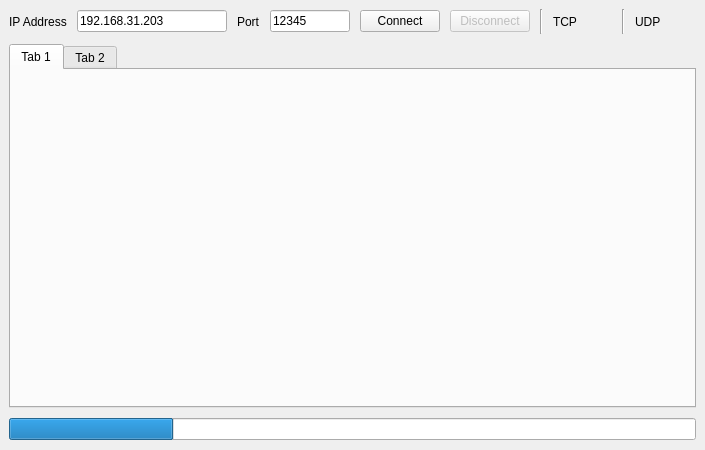
Before: the Qt Designer form SkyPluseDrone_GroundStation/mainwindow.ui in antoniotian/SkyPluseDrone, drawn with Qt 5.
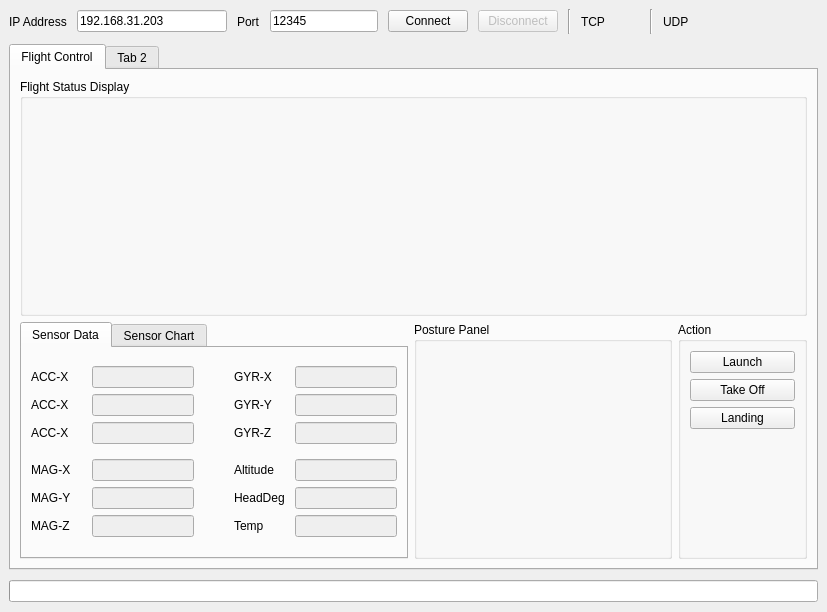
After: the same form once the commit is applied. The open tabs and pages were chosen to show the change. Icons and pictures are not drawn.

What changed in the file:
```diff
--- a/SkyPluseDrone_GroundStation/mainwindow.ui
+++ b/SkyPluseDrone_GroundStation/mainwindow.ui
@@ -6,8 +6,8 @@
    <rect>
     <x>0</x>
     <y>0</y>
-    <width>672</width>
-    <height>450</height>
+    <width>827</width>
+    <height>612</height>
    </rect>
   </property>
   <property name="windowTitle">
@@ -195,8 +195,521 @@
         </property>
         <widget class="QWidget" name="tab_Flight_Control">
          <attribute name="title">
-          <string>Tab 1</string>
+          <string>Flight Control</string>
          </attribute>
+         <layout class="QGridLayout" name="gridLayout_3">
+          <item row="0" column="0">
+           <layout class="QVBoxLayout" name="verticalLayout_2" stretch="1,1">
+            <item>
+             <widget class="QGroupBox" name="groupBox_Flight_Status_Display">
+              <property name="title">
+               <string>Flight Status Display</string>
+              </property>
+              <layout class="QGridLayout" name="gridLayout_5">
+               <item row="0" column="0">
+                <layout class="QHBoxLayout" name="horizontalLayout_21">
+                 <item>
+                  <widget class="QWidget" name="widget_3D_Display" native="true"/>
+                 </item>
+                 <item>
+                  <widget class="QWidget" name="widget_Gradienter" native="true"/>
+                 </item>
+                </layout>
+               </item>
+              </layout>
+             </widget>
+            </item>
+            <item>
+             <layout class="QHBoxLayout" name="horizontalLayout_6" stretch="3,2,1">
+              <item>
+               <widget class="QTabWidget" name="tabWidget_Sensor_Display">
+                <property name="currentIndex">
+                 <number>1</number>
+                </property>
+                <widget class="QWidget" name="tab_Sensor_Data">
+                 <attribute name="title">
+                  <string>Sensor Data</string>
+                 </attribute>
+                 <layout class="QVBoxLayout" name="verticalLayout_8">
+                  <item>
+                   <layout class="QHBoxLayout" name="horizontalLayout_13">
+                    <item>
+                     <layout class="QVBoxLayout" name="verticalLayout_4">
+                      <item>
+                       <layout class="QHBoxLayout" name="horizontalLayout_7" stretch="1,2">
+                        <item>
+                         <widget class="QLabel" name="label_ACC_X">
+                          <property name="minimumSize">
+                           <size>
+                            <width>55</width>
+                            <height>0</height>
+                           </size>
+                          </property>
+                          <property name="text">
+                           <string>ACC-X</string>
+                          </property>
+                         </widget>
+                        </item>
+                        <item>
+                         <widget class="QLineEdit" name="lineEdit_ACC_X">
+                          <property name="enabled">
+                           <bool>false</bool>
+                          </property>
+                          <property name="frame">
+                           <bool>true</bool>
+                          </property>
+                          <property name="readOnly">
+                           <bool>true</bool>
+                          </property>
+                         </widget>
+                        </item>
+                       </layout>
+                      </item>
+                      <item>
+                       <layout class="QHBoxLayout" name="horizontalLayout_8" stretch="1,2">
+                        <item>
+                         <widget class="QLabel" name="label_ACC_Y">
+                          <property name="minimumSize">
+                           <size>
+                            <width>55</width>
+                            <height>0</height>
+                           </size>
+                          </property>
+                          <property name="text">
+                           <string>ACC-X</string>
+                          </property>
+                         </widget>
+                        </item>
+                        <item>
+                         <widget class="QLineEdit" name="lineEdit_ACC_Y">
+                          <property name="enabled">
+                           <bool>false</bool>
+                          </property>
+                          <property name="frame">
+                           <bool>true</bool>
+                          </property>
+                          <property name="readOnly">
+                           <bool>true</bool>
+                          </property>
+                         </widget>
+                        </item>
+                       </layout>
+                      </item>
+                      <item>
+                       <layout class="QHBoxLayout" name="horizontalLayout_9" stretch="1,2">
+                        <item>
+                         <widget class="QLabel" name="label_ACC_Z">
+                          <property name="minimumSize">
+                           <size>
+                            <width>55</width>
+                            <height>0</height>
+                           </size>
+                          </property>
+                          <property name="text">
+                           <string>ACC-X</string>
+                          </property>
+                         </widget>
+                        </item>
+                        <item>
+                         <widget class="QLineEdit" name="lineEdit_ACC_Z">
+                          <property name="enabled">
+                           <bool>false</bool>
+                          </property>
+                          <property name="frame">
+                           <bool>true</bool>
+                          </property>
+                          <property name="readOnly">
+                           <bool>true</bool>
+                          </property>
+                         </widget>
+                        </item>
+                       </layout>
+                      </item>
+                     </layout>
+                    </item>
+                    <item>
+                     <spacer name="horizontalSpacer_2">
+                      <property name="orientation">
+                       <enum>Qt::Horizontal</enum>
+                      </property>
+                      <property name="sizeHint" stdset="0">
+                       <size>
+                        <width>40</width>
+                        <height>20</height>
+                       </size>
+                      </property>
+                     </spacer>
+                    </item>
+                    <item>
+                     <layout class="QVBoxLayout" name="verticalLayout_5">
+                      <item>
+                       <layout class="QHBoxLayout" name="horizontalLayout_10" stretch="1,2">
+                        <item>
+                         <widget class="QLabel" name="label_GYR_X">
+                          <property name="minimumSize">
+                           <size>
+                            <width>55</width>
+                            <height>0</height>
+                           </size>
+                          </property>
+                          <property name="text">
+                           <string>GYR-X</string>
+                          </property>
+                         </widget>
+                        </item>
+                        <item>
+                         <widget class="QLineEdit" name="lineEdit_GYR_X">
+                          <property name="enabled">
+                           <bool>false</bool>
+                          </property>
+                          <property name="frame">
+                           <bool>true</bool>
+                          </property>
+                          <property name="readOnly">
+                           <bool>true</bool>
+                          </property>
+                         </widget>
+                        </item>
+                       </layout>
+                      </item>
+                      <item>
+                       <layout class="QHBoxLayout" name="horizontalLayout_11" stretch="1,2">
+                        <item>
+                         <widget class="QLabel" name="label_GYR_Y">
+                          <property name="minimumSize">
+                           <size>
+                            <width>55</width>
+                            <height>0</height>
+                           </size>
+                          </property>
+                          <property name="text">
+                           <string>GYR-Y</string>
+                          </property>
+                         </widget>
+                        </item>
+                        <item>
+                         <widget class="QLineEdit" name="lineEdit_GYR_Y">
+                          <property name="enabled">
+                           <bool>false</bool>
+                          </property>
+                          <property name="frame">
+                           <bool>true</bool>
+                          </property>
+                          <property name="readOnly">
+                           <bool>true</bool>
+                          </property>
+                         </widget>
+                        </item>
+                       </layout>
+                      </item>
+                      <item>
+                       <layout class="QHBoxLayout" name="horizontalLayout_12" stretch="1,2">
+                        <item>
+                         <widget class="QLabel" name="label_GYR_Z">
+                          <property name="minimumSize">
+                           <size>
+                            <width>55</width>
+                            <height>0</height>
+                           </size>
+                          </property>
+                          <property name="text">
+                           <string>GYR-Z</string>
+                          </property>
+                         </widget>
+                        </item>
+                        <item>
+                         <widget class="QLineEdit" name="lineEdit_GYR_Z">
+                          <property name="enabled">
+                           <bool>false</bool>
+                          </property>
+                          <property name="frame">
+                           <bool>true</bool>
+                          </property>
+                          <property name="readOnly">
+                           <bool>true</bool>
+                          </property>
+                         </widget>
+                        </item>
+                       </layout>
+                      </item>
+                     </layout>
+                    </item>
+                   </layout>
+                  </item>
+                  <item>
+                   <layout class="QHBoxLayout" name="horizontalLayout_14">
+                    <item>
+                     <layout class="QVBoxLayout" name="verticalLayout_6">
+                      <item>
+                       <layout class="QHBoxLayout" name="horizontalLayout_15" stretch="1,2">
+                        <item>
+                         <widget class="QLabel" name="label_MAG_X">
+                          <property name="minimumSize">
+                           <size>
+                            <width>55</width>
+                            <height>0</height>
+                           </size>
+                          </property>
+                          <property name="text">
+                           <string>MAG-X</string>
+                          </property>
+                         </widget>
+                        </item>
+                        <item>
+                         <widget class="QLineEdit" name="lineEdit_MAG_X">
+                          <property name="enabled">
+                           <bool>false</bool>
+                          </property>
+                          <property name="frame">
+                           <bool>true</bool>
+                          </property>
+                          <property name="readOnly">
+                           <bool>true</bool>
+                          </property>
+                         </widget>
+                        </item>
+                       </layout>
+                      </item>
+                      <item>
+                       <layout class="QHBoxLayout" name="horizontalLayout_16" stretch="1,2">
+                        <item>
+                         <widget class="QLabel" name="label_MAG_Y">
+                          <property name="minimumSize">
+                           <size>
+                            <width>55</width>
+                            <height>0</height>
+                           </size>
+                          </property>
+                          <property name="text">
+                           <string>MAG-Y</string>
+                          </property>
+                         </widget>
+                        </item>
+                        <item>
+                         <widget class="QLineEdit" name="lineEdit_MAG_Y">
+                          <property name="enabled">
+                           <bool>false</bool>
+                          </property>
+                          <property name="frame">
+                           <bool>true</bool>
+                          </property>
+                          <property name="readOnly">
+                           <bool>true</bool>
+                          </property>
+                         </widget>
+                        </item>
+                       </layout>
+                      </item>
+                      <item>
+                       <layout class="QHBoxLayout" name="horizontalLayout_17" stretch="1,2">
+                        <item>
+                         <widget class="QLabel" name="label_MAG_Z">
+                          <property name="minimumSize">
+                           <size>
+                            <width>55</width>
+                            <height>0</height>
+                           </size>
+                          </property>
+                          <property name="text">
+                           <string>MAG-Z</string>
+                          </property>
+                         </widget>
+                        </item>
+                        <item>
+                         <widget class="QLineEdit" name="lineEdit_MAG_Z">
+                          <property name="enabled">
+                           <bool>false</bool>
+                          </property>
+                          <property name="frame">
+                           <bool>true</bool>
+                          </property>
+                          <property name="readOnly">
+                           <bool>true</bool>
+                          </property>
+                         </widget>
+                        </item>
+                       </layout>
+                      </item>
+                     </layout>
+                    </item>
+                    <item>
+                     <spacer name="horizontalSpacer_3">
+                      <property name="orientation">
+                       <enum>Qt::Horizontal</enum>
+                      </property>
+                      <property name="sizeHint" stdset="0">
+                       <size>
+                        <width>40</width>
+                        <height>20</height>
+                       </size>
+                      </property>
+                     </spacer>
+                    </item>
+                    <item>
+                     <layout class="QVBoxLayout" name="verticalLayout_7">
+                      <item>
+                       <layout class="QHBoxLayout" name="horizontalLayout_18" stretch="1,2">
+                        <item>
+                         <widget class="QLabel" name="label_Altitude">
+                          <property name="minimumSize">
+                           <size>
+                            <width>55</width>
+                            <height>0</height>
+                           </size>
+                          </property>
+                          <property name="text">
+                           <string>Altitude</string>
+                          </property>
+                         </widget>
+                        </item>
+                        <item>
+                         <widget class="QLineEdit" name="lineEdit_Altitude">
+                          <property name="enabled">
+                           <bool>false</bool>
+                          </property>
+                          <property name="frame">
+                           <bool>true</bool>
+                          </property>
+                          <property name="readOnly">
+                           <bool>true</bool>
+                          </property>
+                         </widget>
+                        </item>
+                       </layout>
+                      </item>
+                      <item>
+                       <layout class="QHBoxLayout" name="horizontalLayout_19" stretch="1,2">
+                        <item>
+                         <widget class="QLabel" name="label_HeadDeg">
+                          <property name="minimumSize">
+                           <size>
+                            <width>55</width>
+                            <height>0</height>
+                           </size>
+                          </property>
+                          <property name="text">
+                           <string>HeadDeg</string>
+                          </property>
+                         </widget>
+                        </item>
+                        <item>
+                         <widget class="QLineEdit" name="lineEdit_HeadDeg">
+                          <property name="enabled">
+                           <bool>false</bool>
+                          </property>
+                          <property name="frame">
+                           <bool>true</bool>
+                          </property>
+                          <property name="readOnly">
+                           <bool>true</bool>
+                          </property>
+                         </widget>
+                        </item>
+                       </layout>
+                      </item>
+                      <item>
+                       <layout class="QHBoxLayout" name="horizontalLayout_20" stretch="1,2">
+                        <item>
+                         <widget class="QLabel" name="label_Temp">
+                          <property name="minimumSize">
+                           <size>
+                            <width>55</width>
+                            <height>0</height>
+                           </size>
+                          </property>
+                          <property name="text">
+                           <string>Temp</string>
+                          </property>
+                         </widget>
+                        </item>
+                        <item>
+                         <widget class="QLineEdit" name="lineEdit_Temp">
+                          <property name="enabled">
+                           <bool>false</bool>
+                          </property>
+                          <property name="frame">
+                           <bool>true</bool>
+                          </property>
+                          <property name="readOnly">
+                           <bool>true</bool>
+                          </property>
+                         </widget>
+                        </item>
+                       </layout>
+                      </item>
+                     </layout>
+                    </item>
+                   </layout>
+                  </item>
+                 </layout>
+                </widget>
+                <widget class="QWidget" name="tab_Sensor_Chart">
+                 <attribute name="title">
+                  <string>Sensor Chart</string>
+                 </attribute>
+                 <layout class="QGridLayout" name="gridLayout_4">
+                  <item row="0" column="0">
+                   <widget class="QWidget" name="widget_Sensor_Chart" native="true"/>
+                  </item>
+                 </layout>
+                </widget>
+               </widget>
+              </item>
+              <item>
+               <widget class="QGroupBox" name="groupBox_Flight_Posture_Control">
+                <property name="title">
+                 <string>Posture Panel</string>
+                </property>
+               </widget>
+              </item>
+              <item>
+               <widget class="QGroupBox" name="groupBox_2">
+                <property name="title">
+                 <string>Action</string>
+                </property>
+                <layout class="QVBoxLayout" name="verticalLayout_3">
+                 <item>
+                  <widget class="QPushButton" name="pushButton_Launch">
+                   <property name="text">
+                    <string>Launch</string>
+                   </property>
+                  </widget>
+                 </item>
+                 <item>
+                  <widget class="QPushButton" name="pushButton_TakeOff">
+                   <property name="text">
+                    <string>Take Off</string>
+                   </property>
+                  </widget>
+                 </item>
+                 <item>
+                  <widget class="QPushButton" name="pushButton_Langing">
+                   <property name="text">
+                    <string>Landing</string>
+                   </property>
+                  </widget>
+                 </item>
+                 <item>
+                  <spacer name="verticalSpacer">
+                   <property name="orientation">
+                    <enum>Qt::Vertical</enum>
+                   </property>
+                   <property name="sizeHint" stdset="0">
+                    <size>
+                     <width>20</width>
+                     <height>98</height>
+                    </size>
+                   </property>
+                  </spacer>
+                 </item>
+                </layout>
+               </widget>
+              </item>
+             </layout>
+            </item>
+           </layout>
+          </item>
+         </layout>
         </widget>
         <widget class="QWidget" name="tab_Parameter_Setting">
          <attribute name="title">
@@ -238,7 +751,7 @@
          <item row="0" column="0">
           <widget class="QProgressBar" name="progressBar">
            <property name="value">
-            <number>24</number>
+            <number>0</number>
            </property>
            <property name="textVisible">
             <bool>false</bool>
```
Left out of the diff: 2 changed lines with no effect on the pictures.
